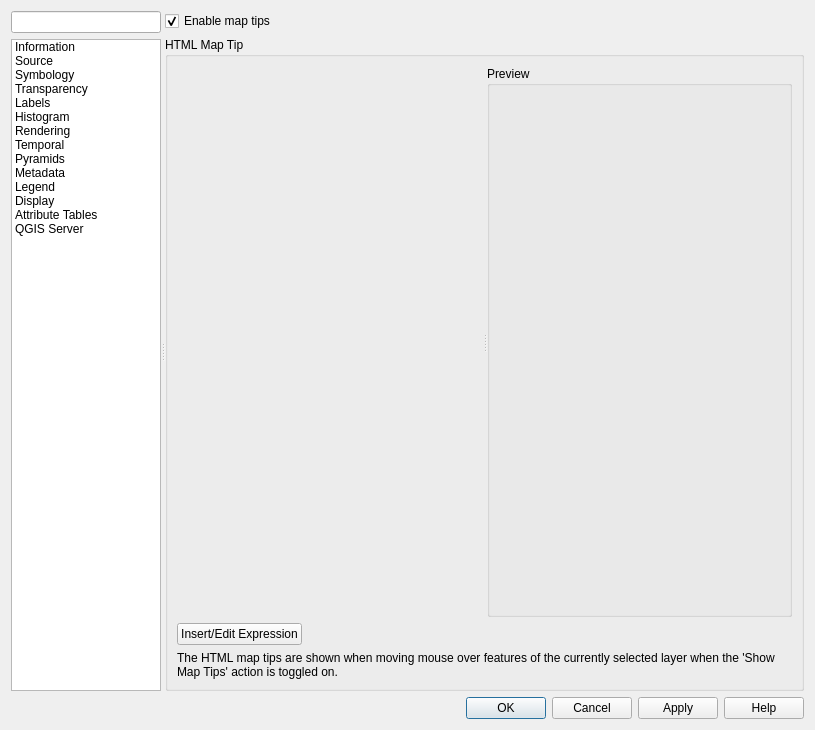
Above: src/ui/qgsrasterlayerpropertiesbase.ui from qgis/QGIS before the change. Below: the same form after it.
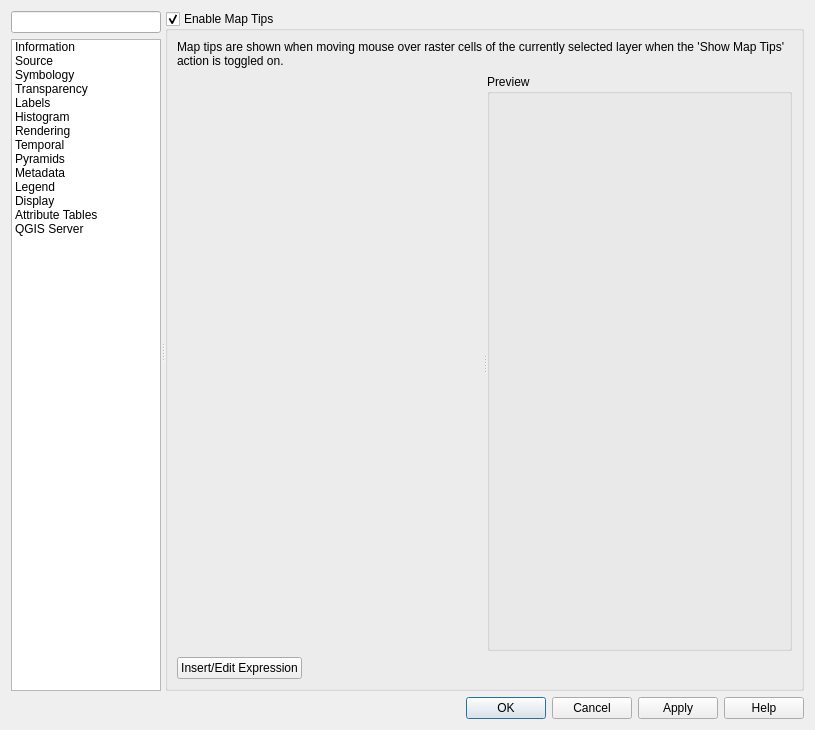
That is the form after the change. The open tabs and pages were chosen to show the change. Icons and pictures are not drawn. Custom widgets are drawn as their Qt base class.

Commit message: [ui] Improve UI layout of the vector/raster layer properties' map tips widgets

```diff
--- a/src/ui/qgsrasterlayerpropertiesbase.ui
+++ b/src/ui/qgsrasterlayerpropertiesbase.ui
@@ -1465,30 +1465,30 @@
                <number>0</number>
               </property>
               <item row="0" column="0">
-               <widget class="QCheckBox" name="mEnableMapTips">
-                <property name="toolTip">
-                 <string>Indicates whether map tips are displayed for this layer or not</string>
+               <widget class="QGroupBox" name="mEnableMapTips">
+                <property name="title">
+                 <string>Enable Map Tips</string>
                 </property>
-                <property name="text">
-                 <string>Enable map tips</string>
-                </property>
-                <property name="checked">
+                <property name="checkable">
                  <bool>true</bool>
                 </property>
-               </widget>
-              </item>
-              <item row="1" column="0">
-               <widget class="QGroupBox" name="mHtmlMapTipGroupBox">
                 <property name="sizePolicy">
                  <sizepolicy hsizetype="Preferred" vsizetype="MinimumExpanding">
                   <horstretch>0</horstretch>
                   <verstretch>0</verstretch>
                  </sizepolicy>
                 </property>
-                <property name="title">
-                 <string>HTML Map Tip</string>
-                </property>
                 <layout class="QVBoxLayout" name="verticalLayout_22">
+                 <item>
+                  <widget class="QLabel" name="labelMapTipInfo">
+                   <property name="text">
+                    <string>Map tips are shown when moving mouse over raster cells of the currently selected layer when the 'Show Map Tips' action is toggled on.</string>
+                   </property>
+                   <property name="wordWrap">
+                    <bool>true</bool>
+                   </property>
+                  </widget>
+                 </item>
                  <item>
                   <widget class="QSplitter" name="mMapTipSplitter">
                    <property name="sizePolicy">
@@ -1544,16 +1544,6 @@
                    </property>
                   </widget>
                  </item>
-                 <item>
-                  <widget class="QLabel" name="labelMapTipInfo">
-                   <property name="text">
-                    <string>The HTML map tips are shown when moving mouse over features of the currently selected layer when the 'Show Map Tips' action is toggled on.</string>
-                   </property>
-                   <property name="wordWrap">
-                    <bool>true</bool>
-                   </property>
-                  </widget>
-                 </item>
                 </layout>
                </widget>
               </item>
```
The commit also changes 3 other files.
